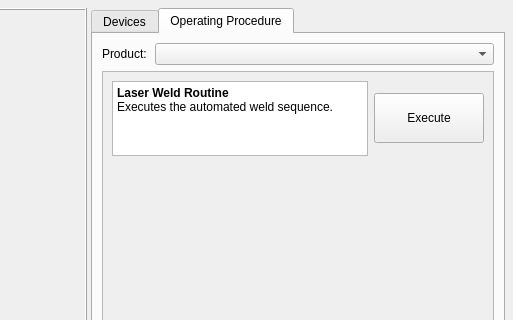
Above: mainwindow.ui from ahrgm5/Instrumentation_gui before the change; both pictures show x 767 to 1280 and y 0 to 320 of the 1280 by 800 pixel window. Below: the same form after it.
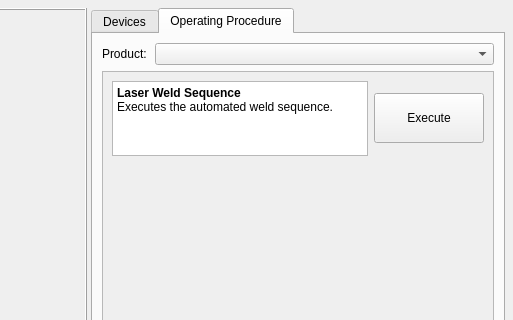
That is the form after the change.

Patch:
```diff
--- a/mainwindow.ui
+++ b/mainwindow.ui
@@ -307,7 +307,7 @@
                      <bool>true</bool>
                     </property>
                     <property name="html">
-                     <string>&lt;html&gt;&lt;head&gt;&lt;body&gt;&lt;p&gt;&lt;b&gt;Laser Weld Routine&lt;/b&gt;&lt;br/&gt;Executes the automated weld sequence.&lt;/p&gt;&lt;/body&gt;&lt;/head&gt;&lt;/html&gt;</string>
+                     <string>&lt;html&gt;&lt;head&gt;&lt;body&gt;&lt;p&gt;&lt;b&gt;Laser Weld Sequence&lt;/b&gt;&lt;br/&gt;Executes the automated weld sequence.&lt;/p&gt;&lt;/body&gt;&lt;/head&gt;&lt;/html&gt;</string>
                     </property>
                    </widget>
                   </item>
```
Left out of the diff: 8 changed lines with no effect on the pictures.
